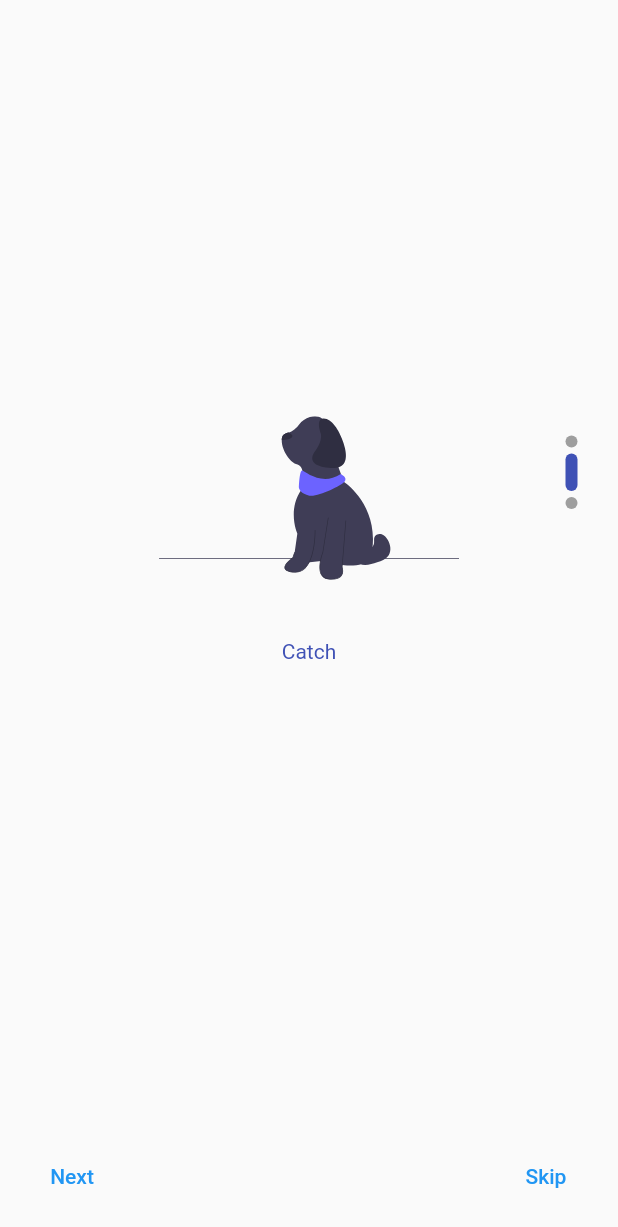
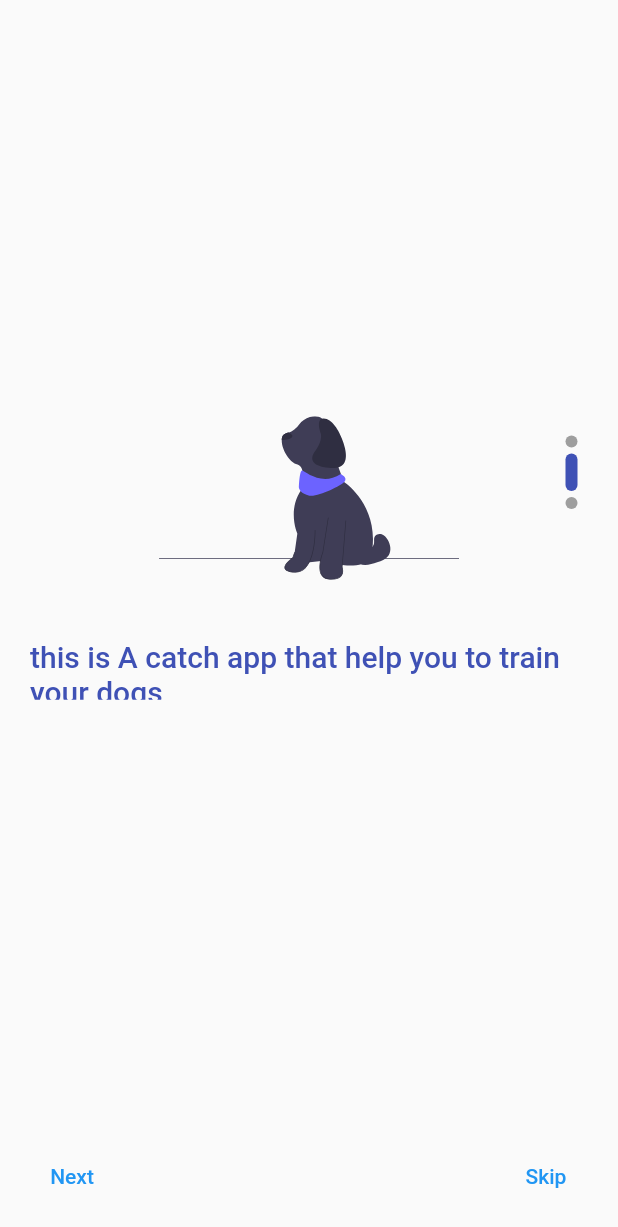
Before and after one commit to anonymousdomain/flutter-laravel-auth, a Flutter app: the screen it shows after launch, after a tap on "Next", on a phone screen of 412 x 824 dp. Shown: the top 1227 px of the screen. Run offline on Flutter 3.47's test engine with Material 2 defaults, Android fonts, the phone set to English and light mode, and no system bars; our stand-ins replace dio, flutter_secure_storage, flutter_svg; missing offline and left inert: platform_device_id; accounts and stored records are empty; network calls fail.

Commit message:
reusable page

```diff
--- a/lib/screen/onboarding_screen/first_screen.dart
+++ b/lib/screen/onboarding_screen/first_screen.dart
@@ -2,34 +2,40 @@ import 'package:flutter/material.dart';
 import 'package:flutter_svg/flutter_svg.dart';
 import 'package:lara_fl/helper/images.dart';
 
-class FirstScreen extends StatelessWidget {
-  const FirstScreen({super.key});
-
+class BuildPage extends StatelessWidget {
+  BuildPage({super.key, required this.images, required this.text});
+  String images;
+  String text;
   @override
   Widget build(BuildContext context) {
     return Container(
-      color: Colors.red,
       child: Padding(
         padding: EdgeInsets.all(20),
         child: Center(
             child: Column(
           mainAxisSize: MainAxisSize.min,
+          mainAxisAlignment: MainAxisAlignment.center,
           children: [
             SvgPicture.asset(
               alignment: Alignment.topCenter,
-              Images.hit,
-              fit: BoxFit.scaleDown,
+              images,
+              fit: BoxFit.contain,
               width: 200,
             ),
             SizedBox(
               height: 40,
             ),
             SizedBox(
-                height: 40,
-                child: Text(
-                  'Hit',
-                  style: TextStyle(color: Colors.indigo),
-                ))
+              height: 40,
+              child: RichText(
+                text: TextSpan(
+                    text: text,
+                    style: TextStyle(
+                        color: Colors.indigo,
+                        fontSize: 20,
+                        fontWeight: FontWeight.w500)),
+              ),
+            )
           ],
         )),
       ),
--- a/lib/screen/onboarding_screen/onboarding.dart
+++ b/lib/screen/onboarding_screen/onboarding.dart
@@ -1,9 +1,7 @@
 import 'package:flutter/material.dart';
+import 'package:lara_fl/helper/images.dart';
 import 'package:lara_fl/screen/login_screen.dart';
 import 'package:lara_fl/screen/onboarding_screen/first_screen.dart';
-import 'package:lara_fl/screen/onboarding_screen/second_screen.dart';
-import 'package:lara_fl/screen/onboarding_screen/third_screen.dart';
-import 'package:lara_fl/screen/register.dart';
 
 class OnboardingScreen extends StatefulWidget {
   const OnboardingScreen({super.key});
@@ -15,9 +13,11 @@ class OnboardingScreen extends StatefulWidget {
 class _OnboardingScreenState extends State<OnboardingScreen> {
   PageController _controller = PageController();
   List<Widget> screens = [
-    FirstScreen(),
-    SecondScreen(),
-    ThirdScreen(),
+    BuildPage(images: Images.hit, text: 'hello there welcome to our app hit'),
+    BuildPage(
+        images: Images.catchp,
+        text: 'this is A catch app that help you to train your dogs'),
+    BuildPage(images: Images.freinds, text: 'Ready To start'),
   ];
 
   bool isLastPage = false;
--- a/lib/screen/onboarding_screen/second_screen.dart
+++ /dev/null
@@ -1,41 +0,0 @@
-import 'package:flutter/material.dart';
-import 'package:flutter_svg/svg.dart';
-
-import '../../helper/images.dart';
-
-class SecondScreen extends StatelessWidget {
-  const SecondScreen({super.key});
-
-  @override
-  Widget build(BuildContext context) {
-    return SafeArea(
-      child: Scaffold(
-        body: Padding(
-          padding: EdgeInsets.all(20),
-          child: Center(
-              child: Column(
-            mainAxisSize: MainAxisSize.min,
-            children: [
-              SvgPicture.asset(
-                alignment: Alignment.topCenter,
-                Images.catchp,
-                fit: BoxFit.scaleDown,
-                width: 200,
-              ),
-              SizedBox(
-                height: 40,
-              ),
-              SizedBox(
-                height: 40,
-                child: Text(
-                  'Catch',
-                  style: TextStyle(color: Colors.indigo),
-                ),
-              )
-            ],
-          )),
-        ),
-      ),
-    );
-  }
-}
--- a/lib/screen/onboarding_screen/third_screen.dart
+++ /dev/null
@@ -1,46 +0,0 @@
-import 'package:flutter/material.dart';
-import 'package:flutter_svg/flutter_svg.dart';
-import 'package:lara_fl/screen/login_screen.dart';
-
-import '../../helper/images.dart';
-
-class ThirdScreen extends StatelessWidget {
-  const ThirdScreen({super.key});
-
-  @override
-  Widget build(BuildContext context) {
-    return SafeArea(
-      child: Scaffold(
-        body: Padding(
-          padding: EdgeInsets.all(20),
-          child: Center(
-              child: Column(
-            mainAxisSize: MainAxisSize.min,
-            children: [
-              SvgPicture.asset(
-                alignment: Alignment.topCenter,
-                Images.freinds,
-                fit: BoxFit.scaleDown,
-                width: 200,
-              ),
-              SizedBox(
-                height: 40,
-              ),
-              SizedBox(
-                height: 40,
-                child: Text(
-                  'Time with Freinds',
-                  style: TextStyle(color: Colors.indigo),
-                ),
-              ),
-              ElevatedButton(
-                  onPressed: () => Navigator.pushReplacement(context,
-                      MaterialPageRoute(builder: ((context) => LoginScreen()))),
-                  child: Text('Get Started'))
-            ],
-          )),
-        ),
-      ),
-    );
-  }
-}
```
